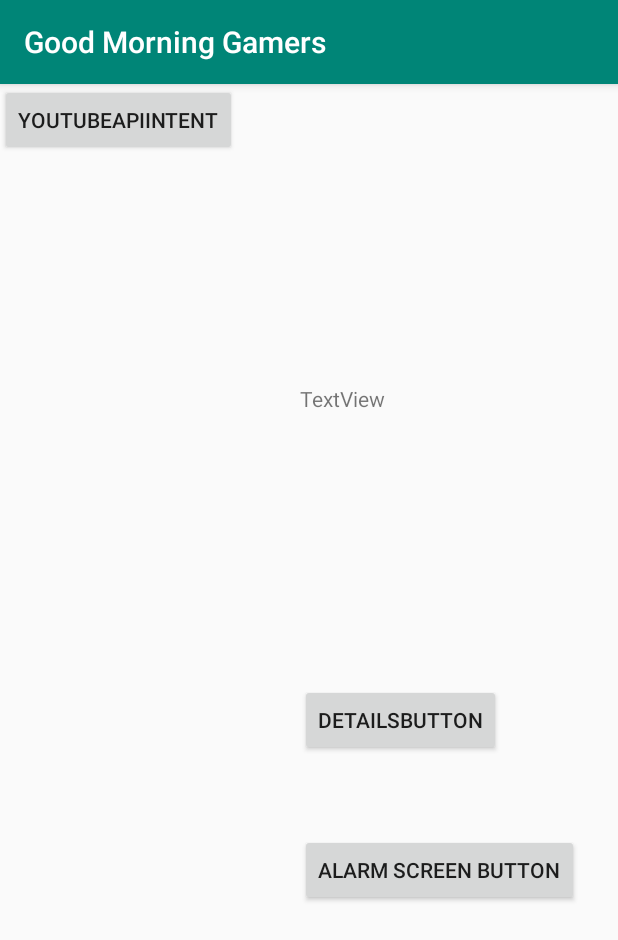
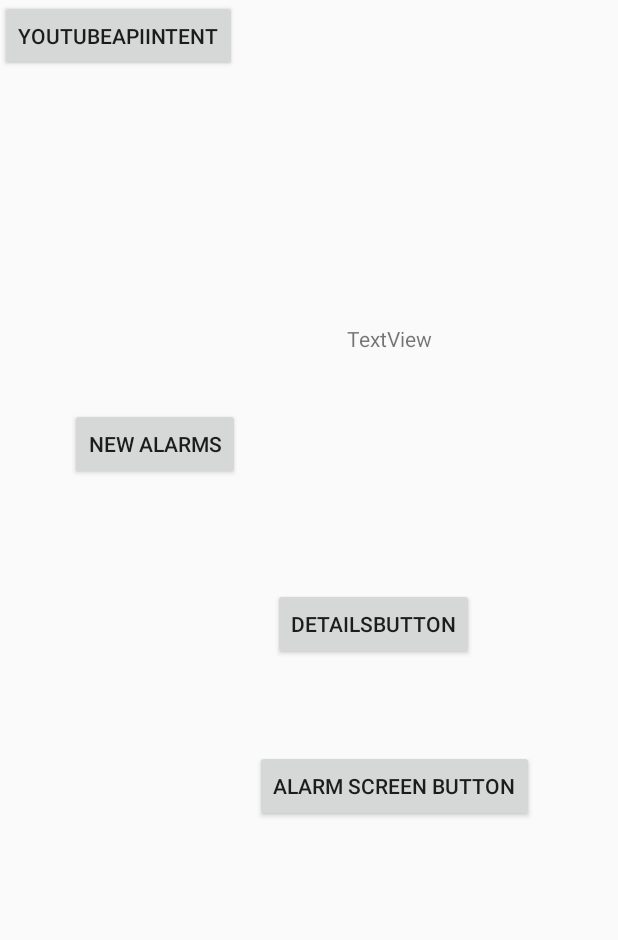
Before and after one commit to hamishdev/AlarmRadio, an Android app: the screen it shows after launch (MainActivity), on a phone screen of 412 x 824 dp. Shown: the top 940 px of the screen. Run offline under Robolectric (Android 15) with nearby library versions, the phone set to English and light mode, and no system bars; our stand-ins replace Volley; network calls fail.

Commit message:
6/03/2022
NoActionBar

```diff
--- a/app/build.gradle
+++ b/app/build.gradle
@@ -23,6 +23,7 @@ dependencies {
     implementation 'androidx.appcompat:appcompat:1.0.2'
     implementation 'androidx.constraintlayout:constraintlayout:1.1.3'
     implementation 'androidx.lifecycle:lifecycle-extensions:2.0.0'
+    implementation 'com.google.android.material:material:1.0.0'
     testImplementation 'junit:junit:4.12'
     androidTestImplementation 'androidx.test.ext:junit:1.1.0'
     androidTestImplementation 'androidx.test.espresso:espresso-core:3.1.1'
--- a/app/src/main/java/com/example/goodmorninggamers/screens/MainActivity.java
+++ b/app/src/main/java/com/example/goodmorninggamers/screens/MainActivity.java
@@ -41,15 +41,16 @@ public class MainActivity extends AppCompatActivity {
     String AlarmTime;
     String timeOfTheAlarmAsWords;
     private static final int SETALARM_ACTIVITY_REQUEST_CODE = 0;
+    private static final int ALARMHOMESCREEN_ACTIVITY_REQUEST_CODE = 1;
+
     public static String ChannelID;
     public static String sleepytimesYTChannelID ="UCBIe28uoEnt_LEdNFbWankA";
     public static String H3H3YTChannelID = "UCLtREJY21xRfCuEKvdki1Kw";
-    public static String currentYTchannelID;
+    public static String currentYTchannelID = H3H3YTChannelID;
     static YoutAPI_client APIClient;
 
     @Override
     public void onCreate(Bundle savedInstanceState) {
-        currentYTchannelID= H3H3YTChannelID;
         APIClient = new YoutAPI_client(currentYTchannelID);
         ChannelID="Alarm";
         createNotificationChannel();
@@ -58,7 +59,7 @@ public class MainActivity extends AppCompatActivity {
         twitchIntent.setFlags(Intent.FLAG_ACTIVITY_NEW_TASK);
 
         final Intent alarmScreenActivityIntent = new Intent(this, SetAlarmScreenActivity.class);
-
+        final Intent alarmHomeScreenActivityIntent = new Intent(this, AlarmHomeScreenActivity.class);
         super.onCreate(savedInstanceState);
         setContentView(R.layout.main_activity);
 
@@ -66,9 +67,18 @@ public class MainActivity extends AppCompatActivity {
         final Button detailsButton = (Button) findViewById(R.id.detailsButton);
         final TextView alarmtime = findViewById(R.id.alarmTime);
         final Button alarmScreenButton = (Button) findViewById(R.id.AlarmScreenButton);
+        final Button newAlarmsButton = (Button) findViewById(R.id.new_alarms);
         final Button testYoutubeAPIIntentButton= (Button) findViewById(R.id.TestYoutubeAPIIntentBUtton);
 
 
+
+        //NEW ALARMS SCREEN
+        newAlarmsButton.setOnClickListener(new View.OnClickListener() {
+            public void onClick(View arg0) {
+                startActivityForResult(alarmHomeScreenActivityIntent, ALARMHOMESCREEN_ACTIVITY_REQUEST_CODE);
+
+            }
+        });
         //ALARM SCREEN
         alarmScreenButton.setOnClickListener(new View.OnClickListener() {
             public void onClick(View arg0) {
--- a/app/src/main/res/layout/main_activity.xml
+++ b/app/src/main/res/layout/main_activity.xml
@@ -1,42 +1,70 @@
 <?xml version="1.0" encoding="utf-8"?>
-<FrameLayout xmlns:android="http://schemas.android.com/apk/res/android"
+<androidx.constraintlayout.widget.ConstraintLayout xmlns:android="http://schemas.android.com/apk/res/android"
+    xmlns:app="http://schemas.android.com/apk/res-auto"
     xmlns:tools="http://schemas.android.com/tools"
-    xmlns:app="http://schemas.android.com/apk/res-auto"
     android:id="@+id/container"
     android:layout_width="match_parent"
     android:layout_height="match_parent"
     tools:context=".screens.MainActivity">
 
+
     <Button
         android:id="@+id/AlarmScreenButton"
         android:layout_width="wrap_content"
         android:layout_height="wrap_content"
+        android:layout_marginTop="500dp"
+        android:layout_marginEnd="56dp"
         android:text="Alarm Screen Button"
-        android:layout_marginLeft="200dp"
-        android:layout_marginTop="500dp"/>
-
+        app:layout_constraintEnd_toEndOf="parent"
+        app:layout_constraintTop_toTopOf="parent"
+        tools:layout_conversion_absoluteHeight="48dp"
+        tools:layout_conversion_absoluteWidth="186dp" />
 
     <TextView
         android:id="@+id/alarmTime"
         android:layout_width="wrap_content"
         android:layout_height="wrap_content"
+        android:layout_marginTop="216dp"
+        android:layout_marginEnd="124dp"
         android:text="TextView"
-        android:layout_marginTop="200dp"
-        android:layout_marginLeft="200dp"/>
+        app:layout_constraintEnd_toEndOf="parent"
+        app:layout_constraintTop_toTopOf="parent"
+        tools:layout_conversion_absoluteHeight="19dp"
+        tools:layout_conversion_absoluteWidth="58dp" />
 
     <Button
         android:id="@+id/detailsButton"
         android:layout_width="wrap_content"
         android:layout_height="wrap_content"
+        android:layout_marginTop="392dp"
+        android:layout_marginEnd="96dp"
         android:text="DetailsButton"
-        android:layout_marginLeft="200dp"
-        android:layout_marginTop="400dp"/>
+        app:layout_constraintEnd_toEndOf="parent"
+        app:layout_constraintTop_toTopOf="parent"
+        tools:layout_conversion_absoluteHeight="48dp"
+        tools:layout_conversion_absoluteWidth="133dp" />
 
     <Button
         android:id="@+id/TestYoutubeAPIIntentBUtton"
         android:layout_width="wrap_content"
         android:layout_height="wrap_content"
-        android:text="youtubeAPIIntent" />
+        android:text="youtubeAPIIntent"
+        app:layout_constraintStart_toStartOf="parent"
+        app:layout_constraintTop_toTopOf="parent"
+        tools:layout_conversion_absoluteHeight="48dp"
+        tools:layout_conversion_absoluteWidth="157dp" />
+
+    <Button
+        android:id="@+id/new_alarms"
+        android:layout_width="wrap_content"
+        android:layout_height="wrap_content"
+        android:layout_marginTop="272dp"
+        android:layout_marginEnd="252dp"
+        android:text="new alarms"
+        app:layout_constraintEnd_toEndOf="parent"
+        app:layout_constraintTop_toTopOf="parent"
+        tools:layout_conversion_absoluteHeight="58dp"
+        tools:layout_conversion_absoluteWidth="88dp" />
 
 
-</FrameLayout>
+</androidx.constraintlayout.widget.ConstraintLayout>
--- a/app/src/main/res/values/strings.xml
+++ b/app/src/main/res/values/strings.xml
@@ -1,3 +1,6 @@
 <resources>
     <string name="app_name">Good Morning Gamers</string>
+    <string name="AlarmHomeScreenTitle">Alarms</string>
+    <string name="alarmIconContentDescription">Picture of an alarm</string>
+    <string name="scrollViewContentDescription">ScrollView</string>
 </resources>
--- a/app/src/main/res/values/styles.xml
+++ b/app/src/main/res/values/styles.xml
@@ -1,7 +1,7 @@
 <resources>
 
     <!-- Base application theme. -->
-    <style name="AppTheme" parent="Theme.AppCompat.Light.DarkActionBar">
+    <style name="AppTheme" parent="Theme.AppCompat.Light.NoActionBar">
         <!-- Customize your theme here. -->
         <item name="colorPrimary">@color/colorPrimary</item>
         <item name="colorPrimaryDark">@color/colorPrimaryDark</item>
```
Also changed, not shown: app/src/main/AndroidManifest.xml (+10 -1 lines), app/src/main/java/com/example/goodmorninggamers/screens/AlarmHomeScreenActivity.java (added, +30 -0 lines), app/src/main/res/drawable/border.xml (added, +9 -0 lines), app/src/main/res/layout/alarmhomescreen_activty.xml (added, +62 -0 lines), app/src/main/res/drawable/alarm_square_icon_transparent.png (added).
